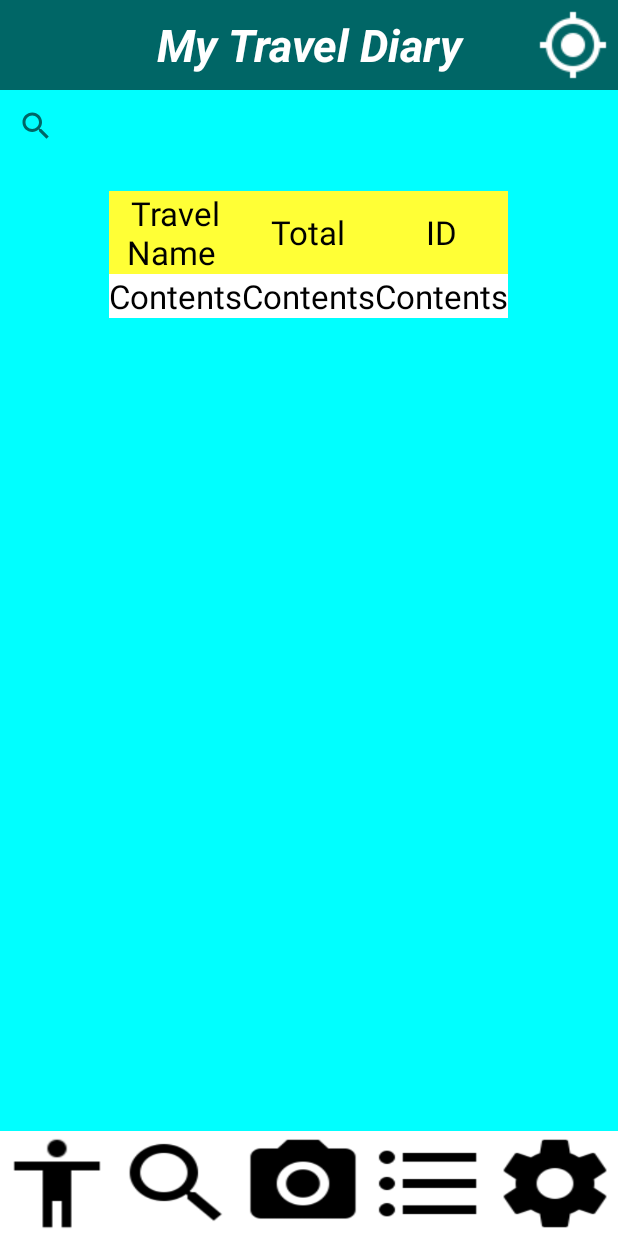
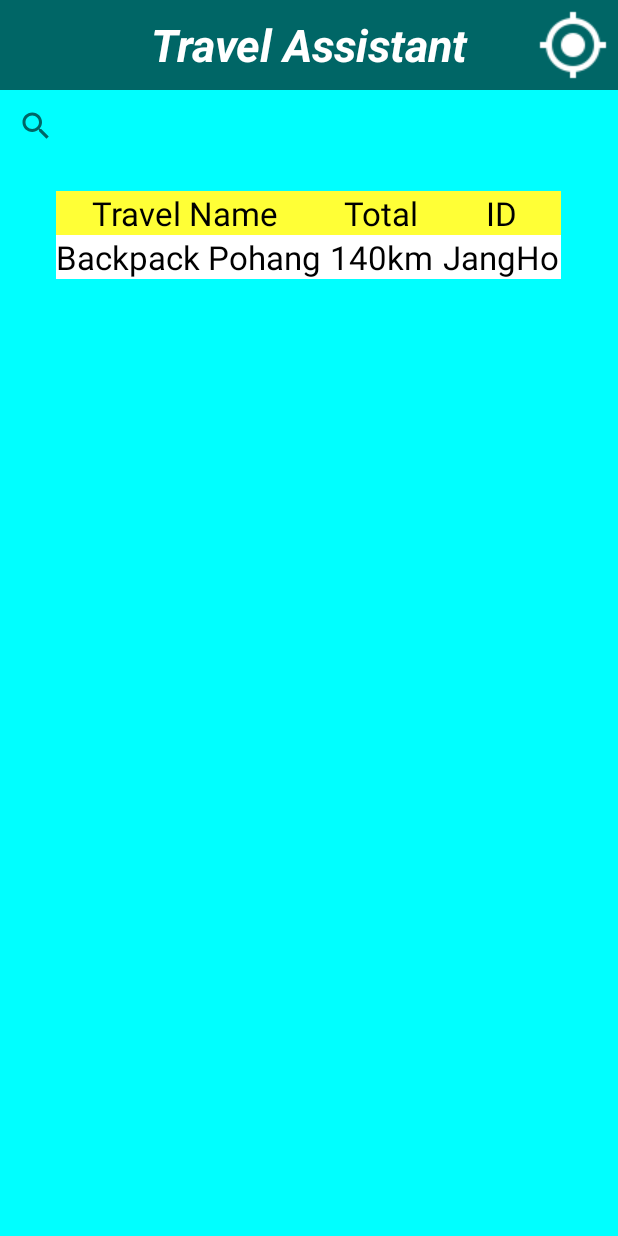
Before and after one commit to jangho/MyRoadMap, an Android app: the layout activity_my_road.xml on its own in the app's theme, with its tools: preview values and no code run, on a phone screen of 412 x 824 dp. Run offline under Robolectric (Android 15) with nearby library versions, the phone set to English and light mode, and no system bars.

Commit message:
Changed app title to Travel Assistant

```diff
--- a/app/src/main/res/layout/activity_my_road.xml
+++ b/app/src/main/res/layout/activity_my_road.xml
@@ -16,12 +16,11 @@
         android:layout_width="wrap_content"
         android:layout_height="wrap_content"></SearchView>
 
-    <TableLayout
-        xmlns:android="http://schemas.android.com/apk/res/android"
+    <TableLayout xmlns:android="http://schemas.android.com/apk/res/android"
         android:layout_width="wrap_content"
         android:layout_height="113dp"
         android:layout_gravity="center"
-        android:orientation="vertical" >
+        android:orientation="vertical">
 
         <TextView
             android:layout_width="fill_parent"
@@ -33,7 +32,7 @@
             android:layout_height="fill_parent"
             android:background="#FFFF36"
             android:gravity="center"
-            android:orientation="horizontal" >
+            android:orientation="horizontal">
 
             <TextView
                 android:layout_width="80dp"
@@ -64,13 +63,13 @@
             android:layout_width="fill_parent"
             android:layout_height="fill_parent"
             android:background="#FFFFFF"
-            android:orientation="horizontal" >
+            android:orientation="horizontal">
 
             <TextView
                 android:layout_width="fill_parent"
                 android:layout_height="wrap_content"
                 android:gravity="center"
-                android:text="Contents"
+                android:text="Backpack Pohang"
                 android:textColor="#000000"
                 android:textSize="10pt" />
 
@@ -78,7 +77,7 @@
                 android:layout_width="fill_parent"
                 android:layout_height="wrap_content"
                 android:gravity="center"
-                android:text="Contents"
+                android:text="140km"
                 android:textColor="#000000"
                 android:textSize="10pt" />
 
@@ -86,13 +85,14 @@
                 android:layout_width="fill_parent"
                 android:layout_height="wrap_content"
                 android:gravity="center"
-                android:text="Contents"
+                android:text="JangHo"
                 android:textColor="#000000"
                 android:textSize="10pt" />
         </TableRow>
     </TableLayout>
 
 
+    <!--
         <RelativeLayout
             android:layout_width="match_parent"
             android:layout_height="wrap_content"
@@ -106,13 +106,11 @@
                 android:layout_height="300dp"
                 android:layout_alignParentLeft="true"
                 android:layout_alignParentStart="true"
-            android:layout_alignParentTop="true"
                 android:orientation="vertical">
-
             </RelativeLayout>
         </RelativeLayout>
 
 
         <include layout="@layout/bottom_box" />
-
+    -->
 </LinearLayout>
--- a/app/src/main/res/layout/upper_box.xml
+++ b/app/src/main/res/layout/upper_box.xml
@@ -15,7 +15,7 @@
         android:textColor="#fff"
         android:textSize="30sp"
         android:gravity="center"
-        android:text="My Travel Diary"
+        android:text="Travel Assistant"
         android:textStyle="bold|italic"
         android:layout_width="match_parent"
         android:layout_height="match_parent" />
```
Also changed, not shown: 1 other file. Lines whose indentation alone changed are shown as unchanged.
